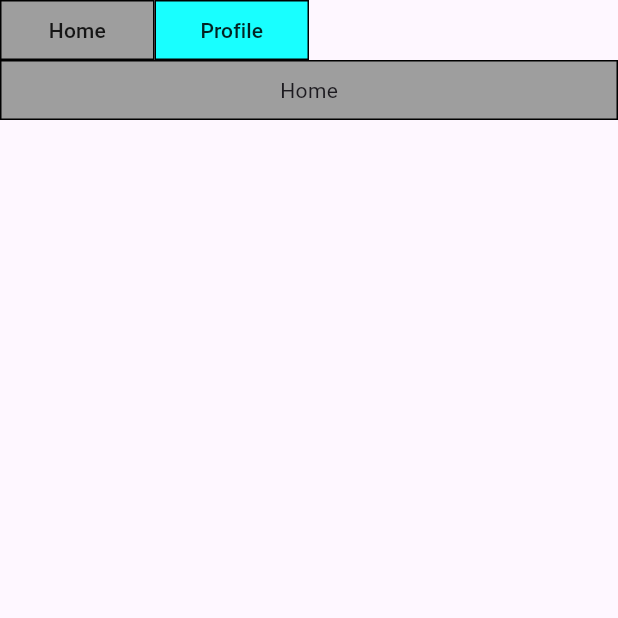
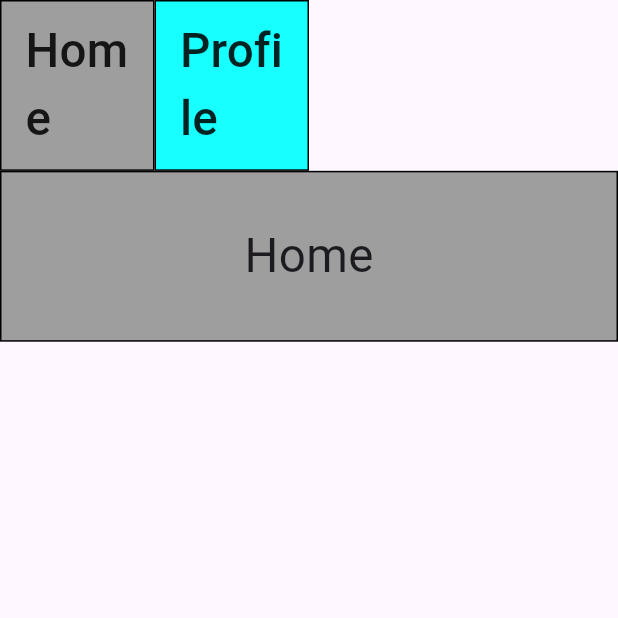
Before and after one commit to Chronoss0518/flutter_profile_web, a Flutter app: the screen it shows after launch, on a phone screen of 412 x 824 dp, the top half of it. Run offline on Flutter 3.47's test engine with Material 3 defaults, Android fonts, the light colour scheme and no system bars.

Commit message:
表示されるTextのサイズとTitleBarのサイズを自動調整するように修正

```diff
--- a/lib/component/menu.dart
+++ b/lib/component/menu.dart
@@ -9,10 +9,11 @@ const LIBRARY_KEY = "/library";
 
 class HeaderMenu extends StatelessWidget
 {
-  const HeaderMenu(this.pageKey,this.height,{super.key});
+  const HeaderMenu(this.pageKey,this.height,this.textSize,{super.key});
 
   final String pageKey;
   final double height;
+  final double textSize;
 
   @override
   Widget build(BuildContext context) {
@@ -38,7 +39,7 @@ class HeaderMenu extends StatelessWidget
         border: Border.all(color: Colors.black)),
       child: MaterialButton(
         onPressed: (){_changePage(context, pageKey);},
-        child: Center(child: Text(title)),
+        child: Center(child: Text(title,style: TextStyle(fontSize: textSize),)),
       ),
     );
   }
--- a/lib/display/display_base.dart
+++ b/lib/display/display_base.dart
@@ -1,7 +1,8 @@
 import 'package:flutter/material.dart';
 import 'package:flutter_profile_homepage/component/menu.dart';
 
-const _BAR_HEIGHT = 40.0;
+const _BAR_HEIGHT = 115.0 / 832.0;
+const _TEXT_SIZE_PARCEK = 32.0 / 832.0;
 
 class DisplayBase extends StatelessWidget
 {
@@ -15,16 +16,20 @@ class DisplayBase extends StatelessWidget
   @override
   Widget build(BuildContext context) {
     double widthSize = MediaQuery.of(context).size.width;
+    double heightSize = MediaQuery.of(context).size.height;
+
+    double textSize = _TEXT_SIZE_PARCEK * heightSize;
+
     return Scaffold(
       body: Column(children: [
-        HeaderMenu(pageKey,_BAR_HEIGHT),
+        HeaderMenu(pageKey,_BAR_HEIGHT * heightSize,textSize),
         Container(
           decoration:BoxDecoration(
             border: Border.all(color: Colors.black),
             color:thameColor,),
-          height: _BAR_HEIGHT,
+          height: _BAR_HEIGHT * heightSize,
           width: widthSize,
-          child: Center(child: Text(title)),),
+          child: Center(child: Text(title,style: TextStyle(fontSize: textSize))),),
         child
       ],),
     );
```
